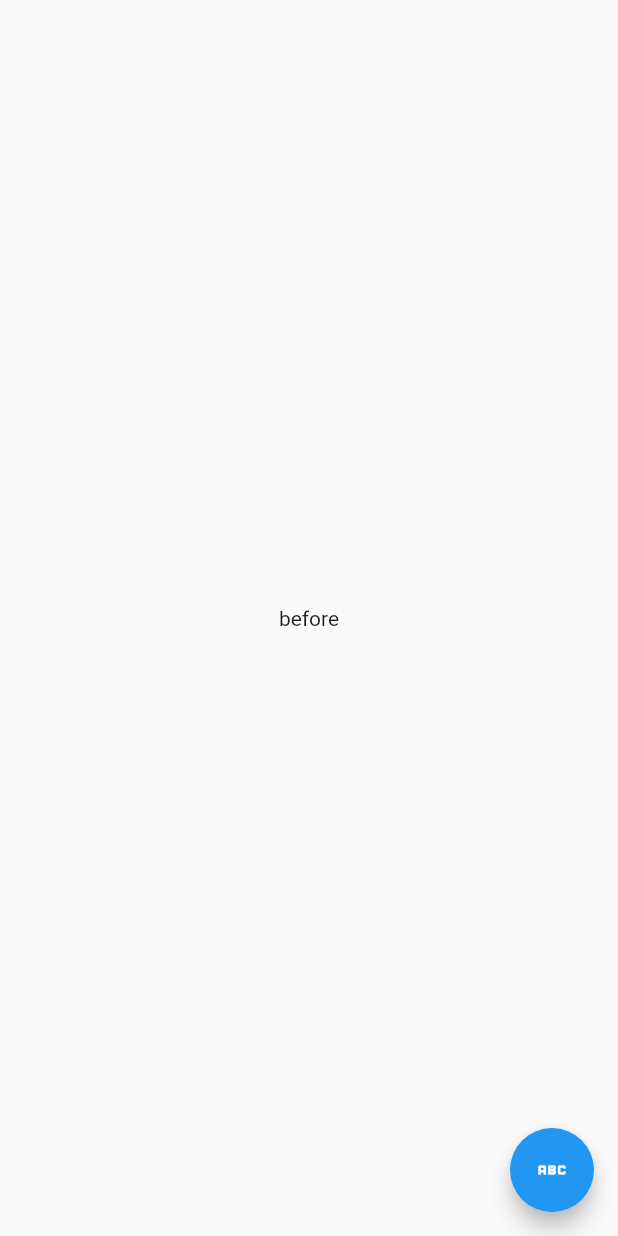
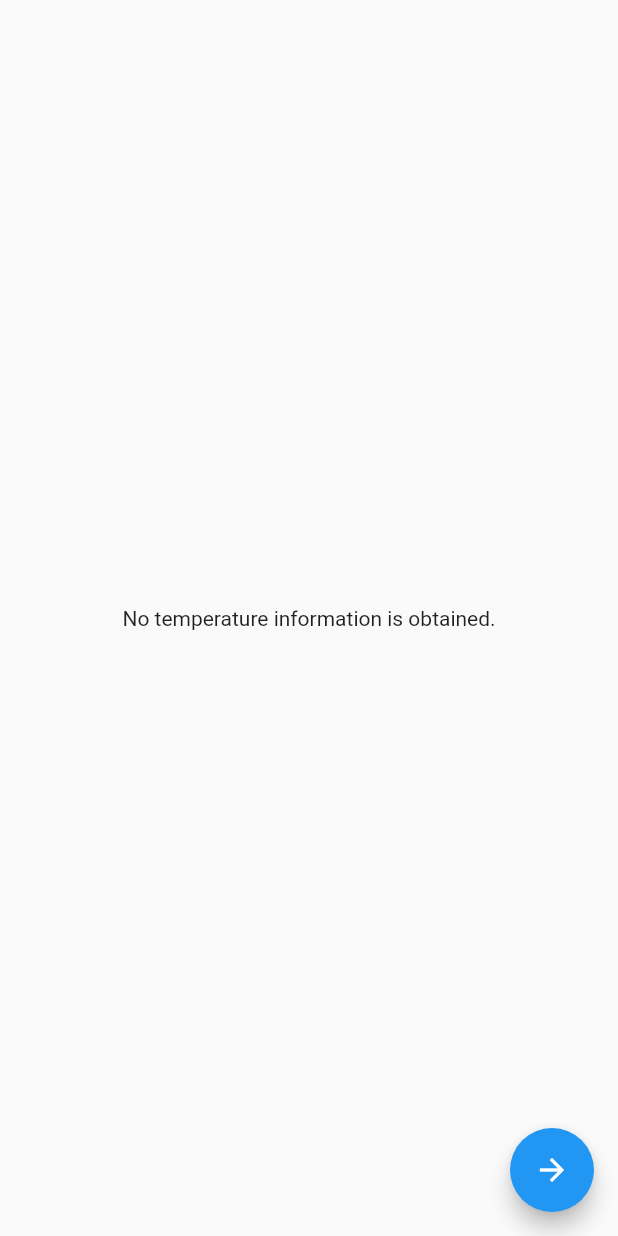
Before and after one commit to 0017-alt/batteryController, a Flutter app: the screen it shows after launch, on a phone screen of 412 x 824 dp. Run offline on Flutter 3.47's test engine with Material 2 defaults, Android fonts, the phone set to English and light mode, and no system bars; our stand-ins replace battery_plus, flutter_local_notifications, pie_chart; missing offline and left inert: process_run.

Commit message:
Update main.dart

```diff
--- a/command_app/lib/main.dart
+++ b/command_app/lib/main.dart
@@ -19,6 +19,7 @@ class MyApp extends StatefulWidget {
 
 class _MyAppState extends State<MyApp> {
   var _result = '';
+  var temp = '';
 
   void _code() async {
     var shell = Shell();
@@ -30,6 +31,8 @@ class _MyAppState extends State<MyApp> {
     setState(() {
       _result = result.outText;
     });
+
+    _result = _result.substring(21,26);
   }
 
   void _return() {
@@ -45,13 +48,37 @@ class _MyAppState extends State<MyApp> {
         title: 'Flutter Demo',
         home: Scaffold(
           body: const Center(
-            child: Text('before'),
+            child: Text('No temperature information is obtained.'),
           ),
 
           floatingActionButton: FloatingActionButton(
             onPressed: _code,
-            tooltip: 'code',
-            child: const Icon(Icons.abc),
+            tooltip: 'measure temperature',
+            child: const Icon(Icons.arrow_forward),
+          ),
+        ),
+      );
+    }
+
+    if (double.parse(_result) > 60) {
+      return MaterialApp(
+        title: 'Flutter Demo',
+        home: Scaffold(
+          body: Center(
+            child: Column(
+              mainAxisAlignment: MainAxisAlignment.center,
+              children: <Widget> [
+                Text('CPU temperature:'),
+                Text(_result),
+                Text('[Hot]'),
+              ],
+            ),
+          ),
+
+          floatingActionButton: FloatingActionButton(
+            onPressed: _return,
+            tooltip: 'return',
+            child: const Icon(Icons.add),
           ),
         ),
       );
@@ -63,16 +90,17 @@ class _MyAppState extends State<MyApp> {
             child: Column(
               mainAxisAlignment: MainAxisAlignment.center,
               children: <Widget> [
-                Text('result'),
+                Text('CPU temperature:'),
                 Text(_result),
+                Text('[cool]'),
               ],
             ),
           ),
 
           floatingActionButton: FloatingActionButton(
             onPressed: _return,
-            tooltip: 'return',
-            child: const Icon(Icons.add),
+            tooltip: 'back',
+            child: const Icon(Icons.arrow_back),
           ),
         ),
       );
```
